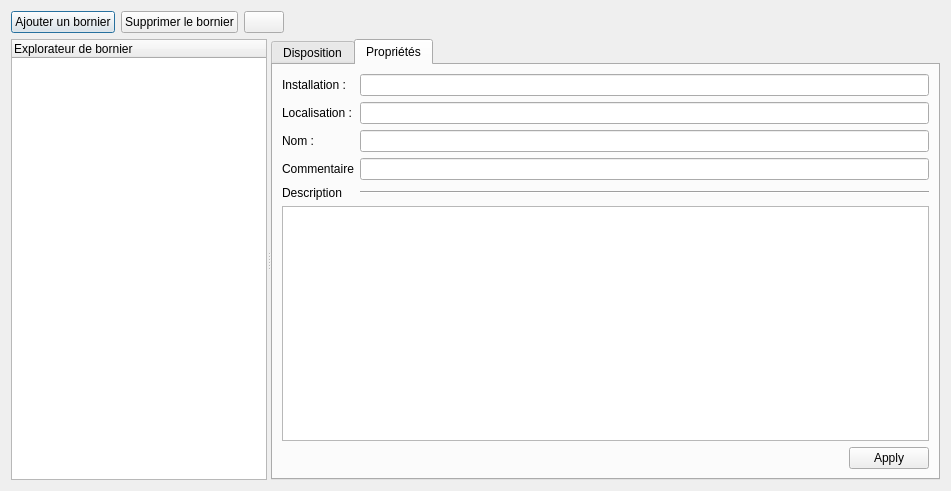
Above: sources/TerminalStrip/ui/terminalstripeditor.ui from qelectrotech/qelectrotech-source-mirror before the change. Below: the same form after it.
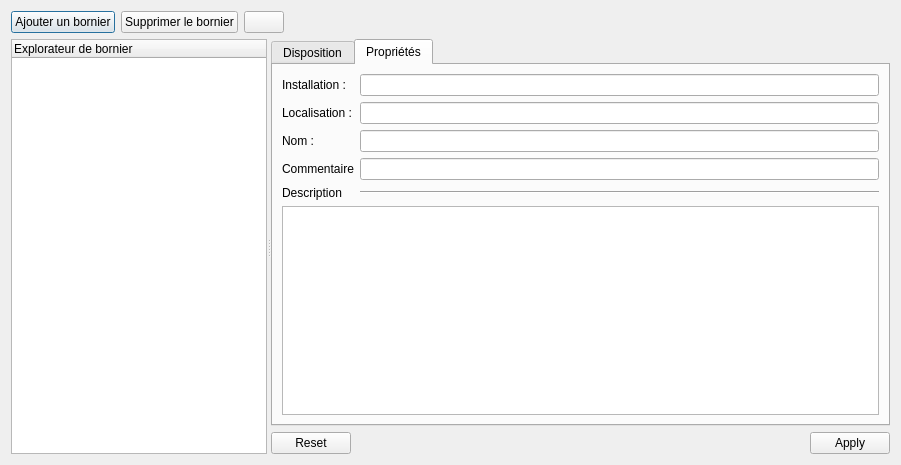
That is the form after the change. The open tabs and pages were chosen to show the change. Icons and pictures are not drawn. Custom widgets are drawn as their Qt base class.

```diff
--- a/sources/TerminalStrip/ui/terminalstripeditor.ui
+++ b/sources/TerminalStrip/ui/terminalstripeditor.ui
@@ -6,15 +6,15 @@
    <rect>
     <x>0</x>
     <y>0</y>
-    <width>951</width>
-    <height>491</height>
+    <width>901</width>
+    <height>465</height>
    </rect>
   </property>
   <property name="windowTitle">
    <string>Gestionnaire de borniers</string>
   </property>
-  <layout class="QGridLayout" name="gridLayout" rowstretch="0,1" columnstretch="0">
-   <item row="0" column="0">
+  <layout class="QVBoxLayout" name="verticalLayout_3" stretch="0,1">
+   <item>
     <widget class="QWidget" name="widget_2" native="true">
      <layout class="QHBoxLayout" name="horizontalLayout">
       <property name="leftMargin">
@@ -78,17 +78,11 @@
      </layout>
     </widget>
    </item>
-   <item row="1" column="0">
+   <item>
     <widget class="QSplitter" name="splitter">
      <property name="orientation">
       <enum>Qt::Horizontal</enum>
      </property>
-     <property name="handleWidth">
-      <number>4</number>
-     </property>
-     <property name="childrenCollapsible">
-      <bool>false</bool>
-     </property>
      <widget class="TerminalStripTreeWidget" name="m_terminal_strip_tw">
       <property name="sizePolicy">
        <sizepolicy hsizetype="Minimum" vsizetype="Expanding">
@@ -114,6 +108,27 @@
        </property>
       </column>
      </widget>
+     <widget class="QWidget" name="widget_3" native="true">
+      <property name="sizePolicy">
+       <sizepolicy hsizetype="Expanding" vsizetype="Preferred">
+        <horstretch>1</horstretch>
+        <verstretch>0</verstretch>
+       </sizepolicy>
+      </property>
+      <layout class="QVBoxLayout" name="verticalLayout_2">
+       <property name="leftMargin">
+        <number>0</number>
+       </property>
+       <property name="topMargin">
+        <number>0</number>
+       </property>
+       <property name="rightMargin">
+        <number>0</number>
+       </property>
+       <property name="bottomMargin">
+        <number>0</number>
+       </property>
+       <item>
      <widget class="QTabWidget" name="m_tab_widget">
       <property name="sizePolicy">
        <sizepolicy hsizetype="Expanding" vsizetype="Expanding">
@@ -152,6 +167,16 @@
         <string>Propriétés</string>
        </attribute>
        <layout class="QGridLayout" name="gridLayout_2">
+           <item row="2" column="0">
+            <widget class="QLabel" name="label_3">
+             <property name="text">
+              <string>Nom :</string>
+             </property>
+            </widget>
+           </item>
+           <item row="2" column="1">
+            <widget class="QLineEdit" name="m_name_le"/>
+           </item>
         <item row="4" column="0">
          <widget class="QLabel" name="label_5">
           <property name="text">
@@ -159,12 +184,11 @@
           </property>
          </widget>
         </item>
-        <item row="0" column="0">
-         <widget class="QLabel" name="label">
-          <property name="text">
-           <string>Installation :</string>
-          </property>
-         </widget>
+           <item row="5" column="0" colspan="2">
+            <widget class="QPlainTextEdit" name="m_description_te"/>
+           </item>
+           <item row="0" column="1">
+            <widget class="QLineEdit" name="m_installation_le"/>
         </item>
         <item row="3" column="0">
          <widget class="QLabel" name="label_4">
@@ -173,8 +197,15 @@
           </property>
          </widget>
         </item>
-        <item row="2" column="1">
-         <widget class="QLineEdit" name="m_name_le"/>
+           <item row="3" column="1">
+            <widget class="QLineEdit" name="m_comment_le"/>
+           </item>
+           <item row="0" column="0">
+            <widget class="QLabel" name="label">
+             <property name="text">
+              <string>Installation :</string>
+             </property>
+            </widget>
         </item>
         <item row="4" column="1">
          <widget class="Line" name="line">
@@ -183,22 +214,9 @@
           </property>
          </widget>
         </item>
-        <item row="5" column="0" colspan="2">
-         <widget class="QPlainTextEdit" name="m_description_te"/>
-        </item>
-        <item row="2" column="0">
-         <widget class="QLabel" name="label_3">
-          <property name="text">
-           <string>Nom :</string>
-          </property>
-         </widget>
-        </item>
         <item row="1" column="1">
          <widget class="QLineEdit" name="m_location_le"/>
         </item>
-        <item row="0" column="1">
-         <widget class="QLineEdit" name="m_installation_le"/>
-        </item>
         <item row="1" column="0">
          <widget class="QLabel" name="label_2">
           <property name="text">
@@ -206,49 +224,18 @@
           </property>
          </widget>
         </item>
-        <item row="3" column="1">
-         <widget class="QLineEdit" name="m_comment_le"/>
-        </item>
-        <item row="6" column="0" colspan="2">
-         <widget class="QWidget" name="widget" native="true">
-          <layout class="QHBoxLayout" name="horizontalLayout_2">
-           <property name="leftMargin">
-            <number>0</number>
-           </property>
-           <property name="topMargin">
-            <number>0</number>
-           </property>
-           <property name="rightMargin">
-            <number>0</number>
-           </property>
-           <property name="bottomMargin">
-            <number>0</number>
-           </property>
+          </layout>
+         </widget>
+        </widget>
+       </item>
            <item>
-            <spacer name="horizontalSpacer_2">
-             <property name="orientation">
-              <enum>Qt::Horizontal</enum>
-             </property>
-             <property name="sizeHint" stdset="0">
-              <size>
-               <width>40</width>
-               <height>20</height>
-              </size>
-             </property>
-            </spacer>
-           </item>
-           <item>
-            <widget class="QDialogButtonBox" name="m_apply_data_pb">
+        <widget class="QDialogButtonBox" name="m_dialog_button_box">
              <property name="standardButtons">
-              <set>QDialogButtonBox::Apply</set>
+          <set>QDialogButtonBox::Apply|QDialogButtonBox::Reset</set>
              </property>
             </widget>
            </item>
           </layout>
-         </widget>
-        </item>
-       </layout>
-      </widget>
      </widget>
     </widget>
    </item>
```
Lines whose indentation alone changed are shown as unchanged.
